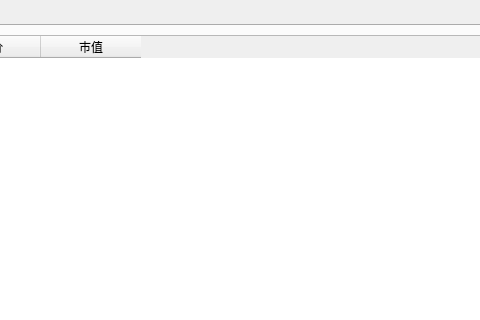
Old version of the form gui_tradetab.ui in the repository Wade-Lee/selling; both pictures show x 371 to 851 and y 0 to 320 of the 1000 by 800 pixel window.
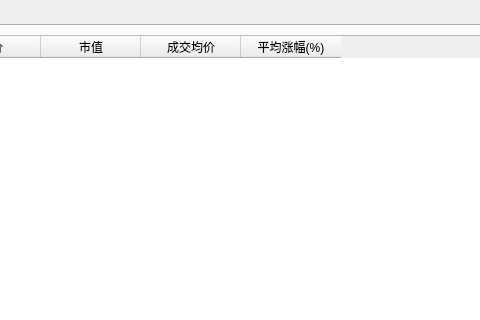
New version of the form. The open tabs and pages were chosen to show the change.

Patch:
```diff
--- a/gui_tradetab.ui
+++ b/gui_tradetab.ui
@@ -231,6 +231,16 @@
         <string>市值</string>
        </property>
       </column>
+      <column>
+       <property name="text">
+        <string>成交均价</string>
+       </property>
+      </column>
+      <column>
+       <property name="text">
+        <string>平均涨幅(%)</string>
+       </property>
+      </column>
      </widget>
     </item>
    </layout>
```
